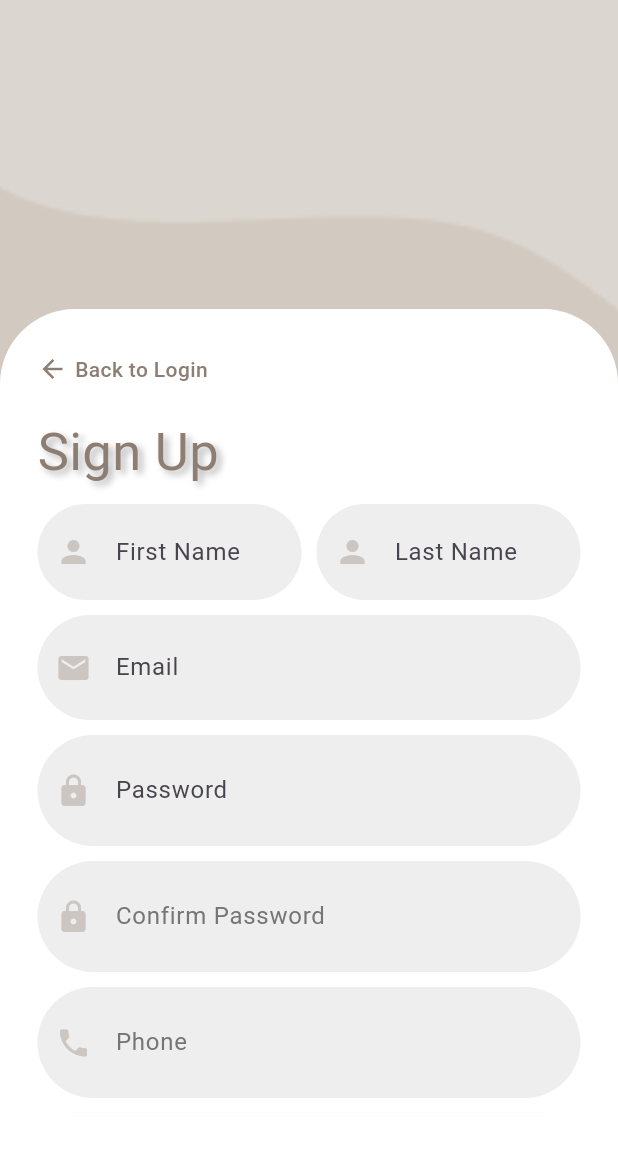
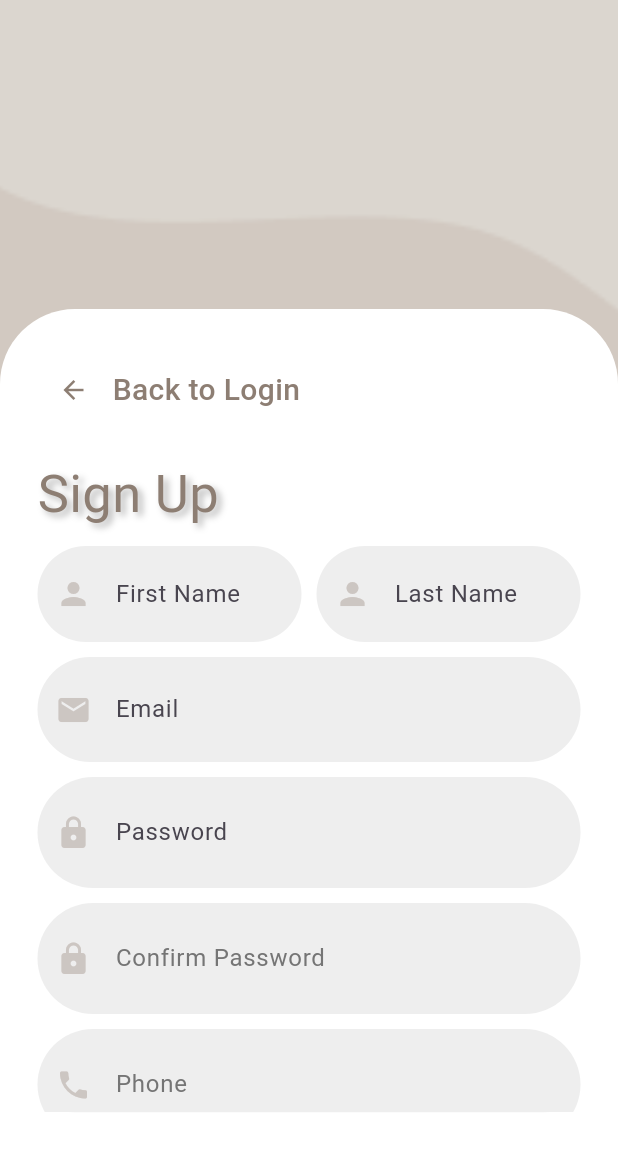
Before and after one commit to malakaref7/DARAK, a Flutter app: the SignUpScreen screen opened by its route, on a phone screen of 412 x 824 dp. Shown: the top 1151 px of the screen. Run offline on Flutter 3.47's test engine with Material 3 defaults, Android fonts, the phone set to English and light mode, and no system bars; our stand-ins replace cloud_firestore, firebase_auth, firebase_core; accounts and stored records are empty.

Commit message:
SignUpScreen.dart

```diff
--- a/lib/SignUpScreen.dart
+++ b/lib/SignUpScreen.dart
@@ -182,13 +182,17 @@ class _SignUpScreenState extends State<SignUpScreen> {
                       },
                       child: Row(
                         children: [
-                          Icon(Icons.arrow_back,
-                              color: Color(0xFF8D7E73), size: 20),
-                          const SizedBox(width: 5),
+                          IconButton(
+                            icon: Icon(Icons.arrow_back,color: Color(0xFF8D7E73), size:20),
+                            onPressed: () {
+                              Navigator.pushReplacementNamed(context, '/');
+                            },
+                          ),
+                          const SizedBox(width: 2),
                           Text(
                             "Back to Login",
                             style: TextStyle(
-                              fontSize: 14,
+                              fontSize: 20,
                               color: Color(0xFF8D7E73),
                               fontWeight: FontWeight.w500,
                             ),
```
